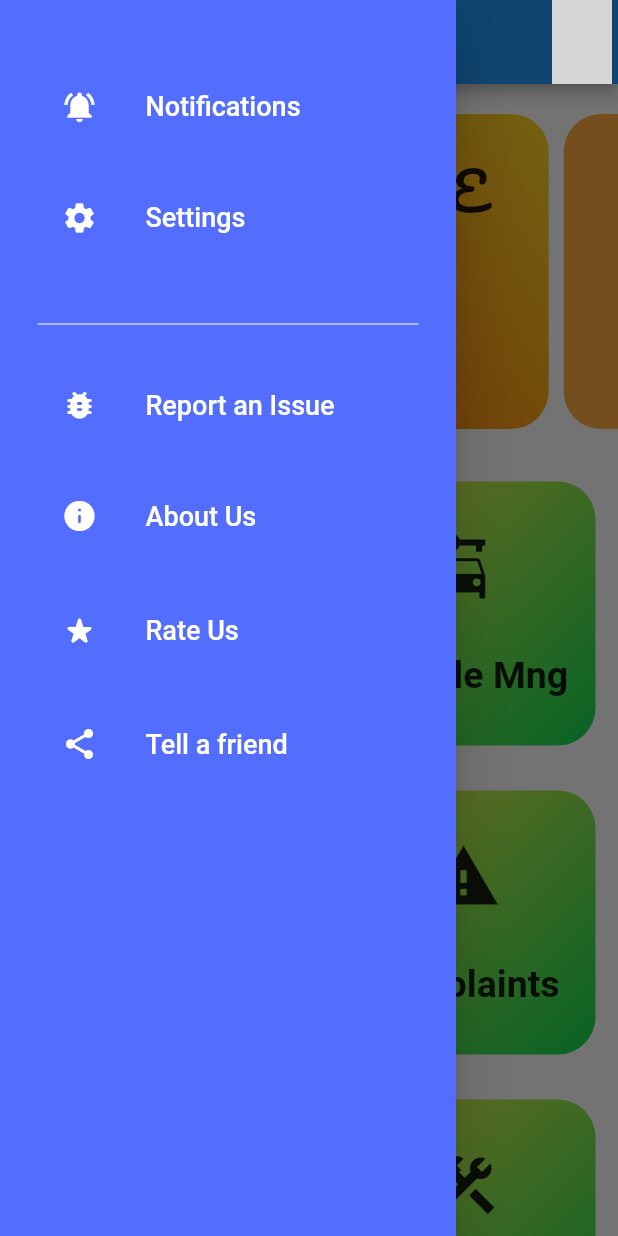
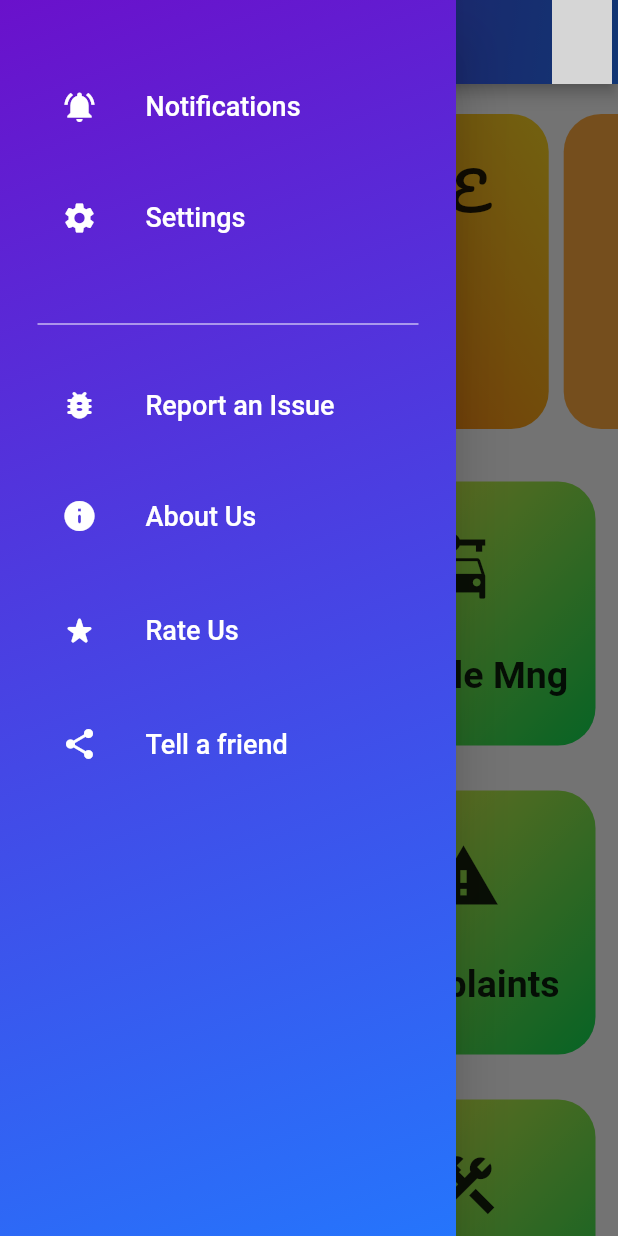
Before and after one commit to VE5PER/civitas, a Flutter app: the MyHomePage screen opened directly, with the side drawer open, on a phone screen of 412 x 824 dp. Run offline on Flutter 3.47's test engine with Material 2 defaults, Android fonts, the phone set to English and light mode, and no system bars; drawn by our look-alikes of carousel_slider; our stand-ins replace font_awesome_flutter, google_maps_flutter, hexcolor, image_picker, otp_text_field, settings_ui; grey boxes are pictures that could not be loaded.

Commit message:
Added Gradient to Side Drawer and App Bar in home page. :)

```diff
--- a/lib/homepage.dart
+++ b/lib/homepage.dart
@@ -38,7 +38,20 @@ class _MyHomePageState extends State<MyHomePage> {
   Widget build(BuildContext context) {
     return Scaffold(
       appBar: AppBar(
-        title: Text("CIVITAS"),
+        flexibleSpace: Container(
+          height: MediaQuery.of(context).size.height,
+          child: Center(child: Text("CIVITAS",style: TextStyle(fontSize: 25, fontWeight: FontWeight.bold,fontFamily: 'Pacifico')),),
+          decoration: BoxDecoration(
+              gradient: LinearGradient(
+                  begin: Alignment.topLeft,
+                  end: Alignment.bottomRight,
+                  colors: <Color>[
+                    Color(0xff6a11cb),
+                    Color(0xff2575fc),
+                  ]
+              )
+          ),
+        ),
         centerTitle: true,
         actions: [
           PopUpProfileButton(currentUser)
--- a/lib/sidedrawer.dart
+++ b/lib/sidedrawer.dart
@@ -21,8 +21,17 @@ class _draweritemsState extends State<draweritems> {
     return SafeArea(
       child:
         Drawer(
-          child: Material(
-            color: Colors.indigoAccent,
+          child: Container(
+            decoration: BoxDecoration(
+              gradient: LinearGradient(
+                begin: Alignment.topLeft,
+                end: Alignment.bottomRight,
+                colors: <Color>[
+                  Color(0xff6a11cb),
+                  Color(0xff2575fc),
+                ]
+            )
+            ),
             child: ListView(
               padding: padding,
               children: <Widget>[
```
Also changed, not shown: assets/images/Civitas(1).png (added), assets/images/Civitas(2).png (added).
